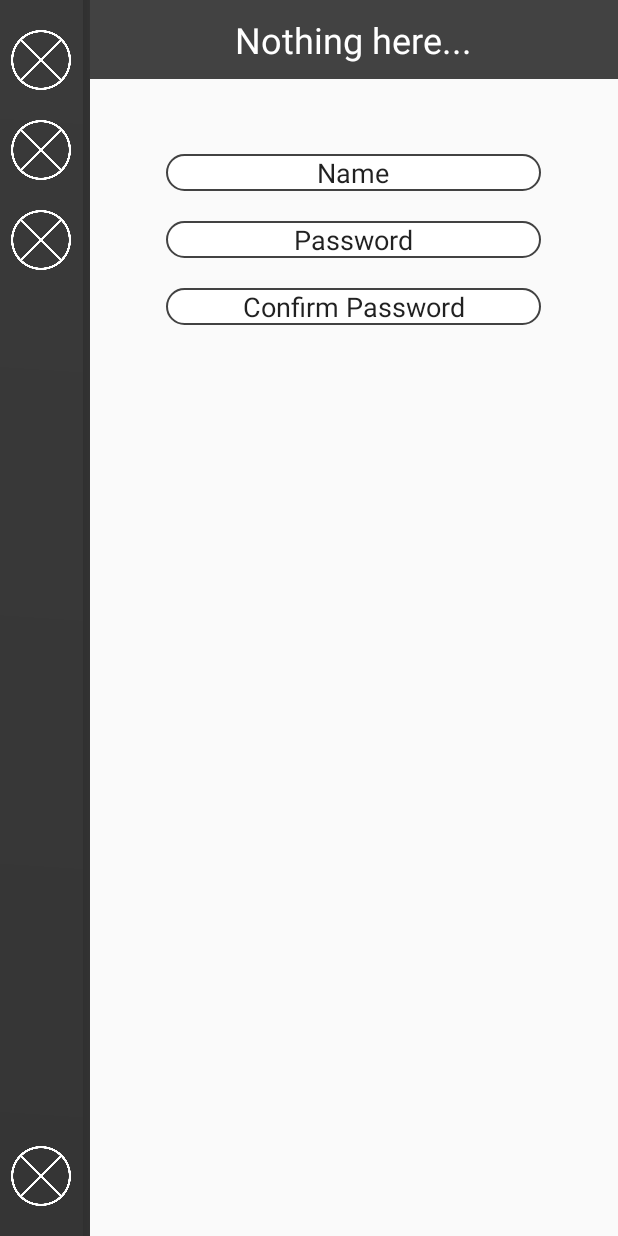
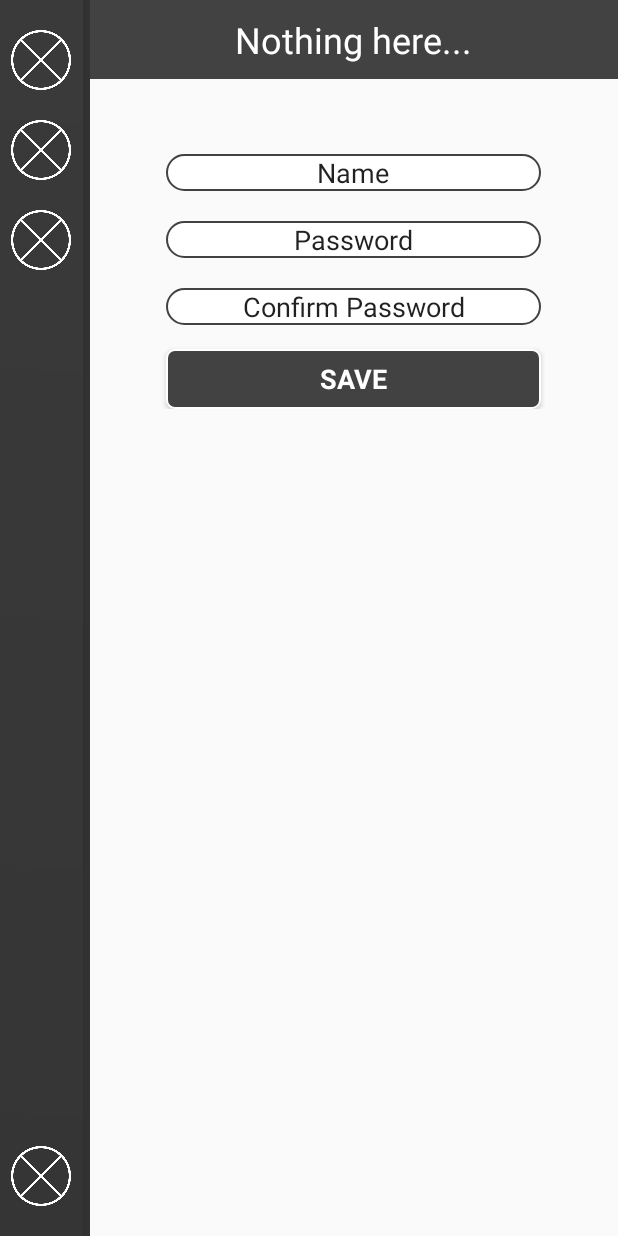
Before and after one commit to Jie-He/ATracker, an Android app: the fragment SettingFragment placed in its activity, on a phone screen of 412 x 824 dp. Run offline under Robolectric (Android 15) with nearby library versions, the phone set to English and light mode, and no system bars.

Commit message:
Added save button to setting fragment

```diff
--- a/app/src/main/res/layout/frag_setting.xml
+++ b/app/src/main/res/layout/frag_setting.xml
@@ -1,11 +1,6 @@
 <?xml version="1.0" encoding="utf-8"?>
-<LinearLayout
-    xmlns:android="http://schemas.android.com/apk/res/android" android:layout_width="match_parent"
-    android:layout_height="match_parent"
-    android:orientation="vertical">
-
     <LinearLayout
-        android:layout_below="@+id/sTitle"
+        xmlns:android="http://schemas.android.com/apk/res/android"
         android:layout_width="match_parent"
         android:layout_height="wrap_content"
         android:orientation="vertical"
@@ -46,6 +41,16 @@
             android:background="@drawable/textshape"
             android:textAlignment="center"
             android:text="Confirm Password" />
+        <Button
+            android:id="@+id/btnUnlock"
+            style="?android:textAppearanceSmall"
+            android:layout_width="250dp"
+            android:layout_height="wrap_content"
+            android:layout_marginTop="16dp"
+            android:text="@string/action_save"
+            android:textStyle="bold"
+            android:minHeight="40dp"
+            android:textSize="18dp"
+            android:textColor="@color/textshapeback"
+            android:background="@drawable/buttonshape"/>
     </LinearLayout>
-
-</LinearLayout>
--- a/app/src/main/res/values/strings.xml
+++ b/app/src/main/res/values/strings.xml
@@ -4,6 +4,7 @@
     <string name="goalTitle">YOUR GOALS</string>
     <string name="sTitle">Settings</string>
     <string name="title_activity_login">Sign in</string>
+    <string name="action_save">SAVE</string>
 
     <!-- Strings related to login -->
     <string name="prompt_email">Email</string>
```
